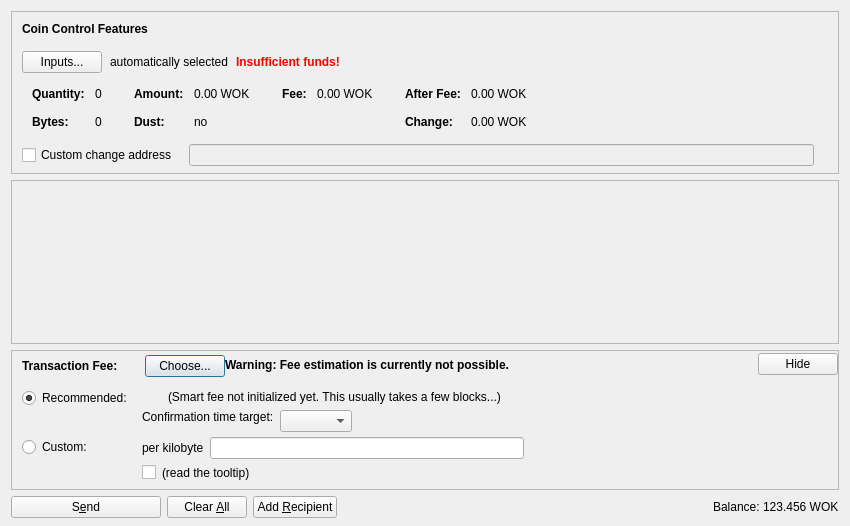
minblock/workcoin, file src/qt/forms/sendcoinsdialog.ui: the form before one commit.
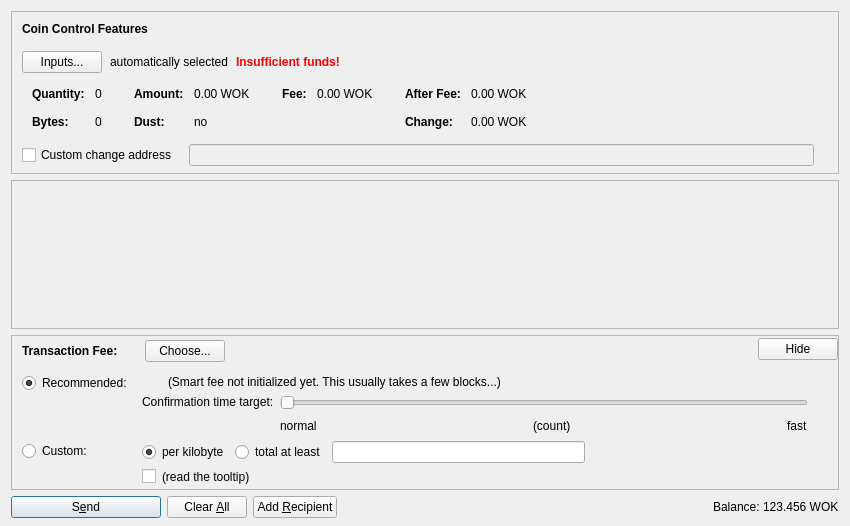
The form after the commit. Icons and pictures are not drawn. Custom widgets are drawn as their Qt base class.

```diff
--- a/src/qt/forms/sendcoinsdialog.ui
+++ b/src/qt/forms/sendcoinsdialog.ui
@@ -759,33 +759,11 @@
             </item>
            </layout>
           </item>
-          <item>
-           <widget class="QLabel" name="fallbackFeeWarningLabel">
-            <property name="toolTip">
-             <string>Using the fallbackfee can result in sending a transaction that will take several hours or days (or never) to confirm. Consider choosing your fee manually or wait until you have validated the complete chain.</string>
-            </property>
-            <property name="font">
-            <font>
-                <weight>75</weight>
-                <bold>true</bold>
-            </font>
-            </property>
-            <property name="text">
-             <string>Warning: Fee estimation is currently not possible.</string>
-            </property>
-            <property name="wordWrap">
-             <bool>false</bool>
-            </property>
-           </widget>
-          </item>
           <item>
            <spacer name="horizontalSpacer_4">
             <property name="orientation">
              <enum>Qt::Horizontal</enum>
             </property>
-            <property name="sizeType">
-             <enum>QSizePolicy::MinimumExpanding</enum>
-            </property>
             <property name="sizeHint" stdset="0">
              <size>
               <width>40</width>
@@ -846,13 +824,32 @@
                <item>
                 <layout class="QHBoxLayout" name="horizontalLayoutFee13">
                  <item>
-                  <widget class="QLabel" name="labelCustomPerKilobyte">
+                  <widget class="QRadioButton" name="radioCustomPerKilobyte">
                    <property name="toolTip">
                     <string>If the custom fee is set to 1000 satoshis and the transaction is only 250 bytes, then &quot;per kilobyte&quot; only pays 250 satoshis in fee, while &quot;total at least&quot; pays 1000 satoshis. For transactions bigger than a kilobyte both pay by kilobyte.</string>
                    </property>
                    <property name="text">
                     <string>per kilobyte</string>
                    </property>
+                   <property name="checked">
+                    <bool>true</bool>
+                   </property>
+                   <attribute name="buttonGroup">
+                    <string notr="true">groupCustomFee</string>
+                   </attribute>
+                  </widget>
+                 </item>
+                 <item>
+                  <widget class="QRadioButton" name="radioCustomAtLeast">
+                   <property name="toolTip">
+                    <string>If the custom fee is set to 1000 satoshis and the transaction is only 250 bytes, then &quot;per kilobyte&quot; only pays 250 satoshis in fee, while &quot;total at least&quot; pays 1000 satoshis. For transactions bigger than a kilobyte both pay by kilobyte.</string>
+                   </property>
+                   <property name="text">
+                    <string>total at least</string>
+                   </property>
+                   <attribute name="buttonGroup">
+                    <string notr="true">groupCustomFee</string>
+                   </attribute>
                   </widget>
                  </item>
                  <item>
@@ -1062,15 +1059,44 @@
                     <number>30</number>
                    </property>
                    <item>
-                    <layout class="QHBoxLayout" name="horizontalLayoutConfTarget">
-                     <property name="bottomMargin">
+                    <widget class="QSlider" name="sliderSmartFee">
+                     <property name="minimum">
                       <number>0</number>
                      </property>
+                     <property name="maximum">
+                      <number>23</number>
+                     </property>
+                     <property name="pageStep">
+                      <number>1</number>
+                     </property>
+                     <property name="value">
+                      <number>0</number>
+                     </property>
+                     <property name="orientation">
+                      <enum>Qt::Horizontal</enum>
+                     </property>
+                     <property name="invertedAppearance">
+                      <bool>false</bool>
+                     </property>
+                     <property name="invertedControls">
+                      <bool>false</bool>
+                     </property>
+                     <property name="tickPosition">
+                      <enum>QSlider::NoTicks</enum>
+                     </property>
+                    </widget>
+                   </item>
+                   <item>
+                    <layout class="QHBoxLayout" name="horizontalLayoutFee10">
                      <item>
-                      <widget class="QComboBox" name="confTargetSelector"/>
+                      <widget class="QLabel" name="labelSmartFeeNormal">
+                       <property name="text">
+                        <string>normal</string>
+                       </property>
+                      </widget>
                      </item>
                      <item>
-                      <spacer name="horizontalSpacerConfTarget">
+                      <spacer name="horizontalSpacer_7">
                        <property name="orientation">
                         <enum>Qt::Horizontal</enum>
                        </property>
@@ -1082,6 +1108,33 @@
                        </property>
                       </spacer>
                      </item>
+                     <item>
+                      <widget class="QLabel" name="confirmationTargetLabel">
+                       <property name="text">
+                        <string notr="true">(count)</string>
+                       </property>
+                      </widget>
+                     </item>
+                     <item>
+                      <spacer name="horizontalSpacer_3">
+                       <property name="orientation">
+                        <enum>Qt::Horizontal</enum>
+                       </property>
+                       <property name="sizeHint" stdset="0">
+                        <size>
+                         <width>40</width>
+                         <height>20</height>
+                        </size>
+                       </property>
+                      </spacer>
+                     </item>
+                     <item>
+                      <widget class="QLabel" name="labelSmartFeeFast">
+                       <property name="text">
+                        <string>fast</string>
+                       </property>
+                      </widget>
+                     </item>
                     </layout>
                    </item>
                   </layout>
@@ -1115,8 +1168,8 @@
           </property>
           <property name="sizeHint" stdset="0">
            <size>
-            <width>40</width>
-            <height>5</height>
+            <width>800</width>
+            <height>1</height>
            </size>
           </property>
          </spacer>
@@ -1150,7 +1203,7 @@
         <bool>false</bool>
        </property>
        <property name="default">
-        <bool>false</bool>
+        <bool>true</bool>
        </property>
       </widget>
      </item>
```
Left out of the diff: 5 changed lines with no effect on the pictures.
